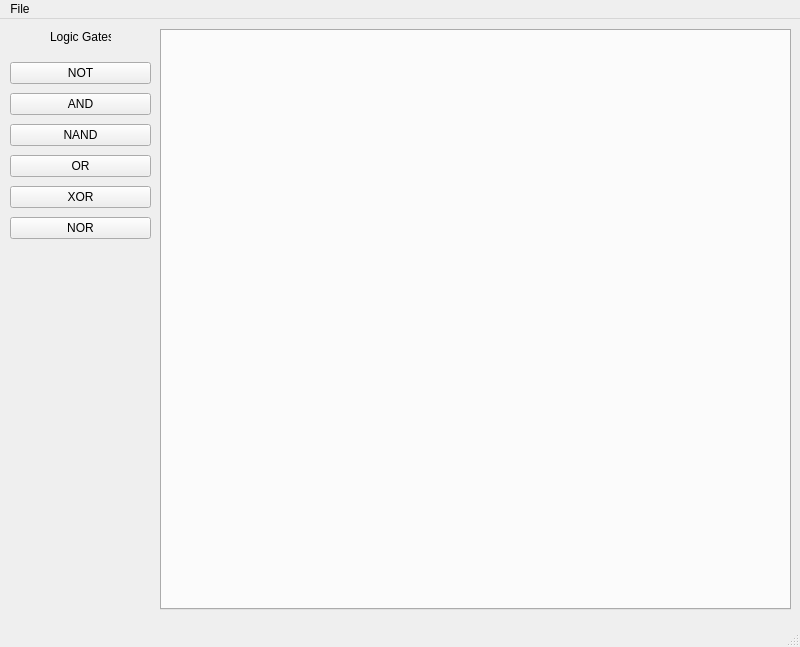
Old version of the form 02_oop/gl_oop/mainwindow.ui in the repository oleksandr-dehtiar-gl/gl-c-cpp-basecamp-2021-2.
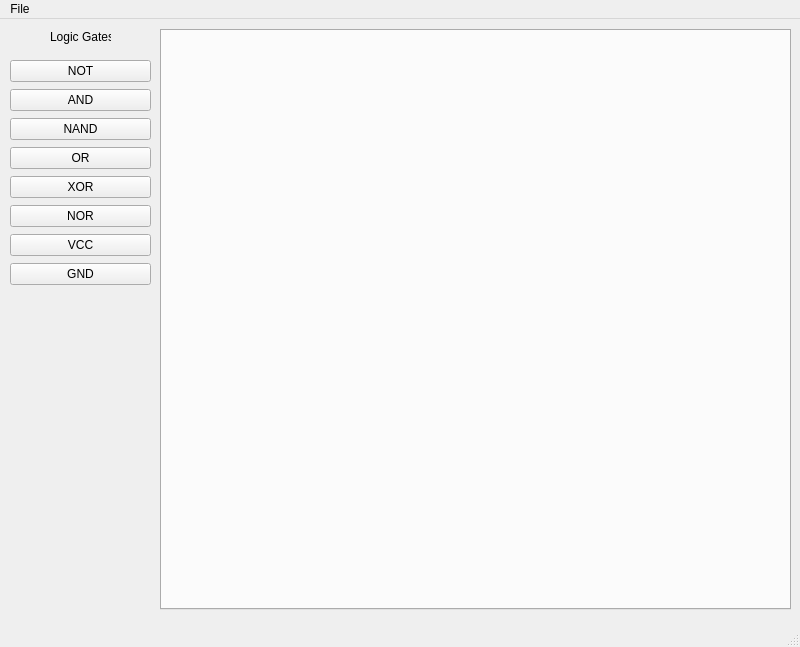
New version of the form.

```diff
--- a/02_oop/gl_oop/mainwindow.ui
+++ b/02_oop/gl_oop/mainwindow.ui
@@ -54,7 +54,7 @@
       <x>10</x>
       <y>40</y>
       <width>141</width>
-      <height>189</height>
+      <height>228</height>
      </rect>
     </property>
     <layout class="QVBoxLayout" name="verticalLayout">
@@ -100,6 +100,20 @@
        </property>
       </widget>
      </item>
+     <item>
+      <widget class="QPushButton" name="vccButton">
+       <property name="text">
+        <string>VCC</string>
+       </property>
+      </widget>
+     </item>
+     <item>
+      <widget class="QPushButton" name="gndButton">
+       <property name="text">
+        <string>GND</string>
+       </property>
+      </widget>
+     </item>
     </layout>
    </widget>
    <widget class="QLabel" name="label">
```
